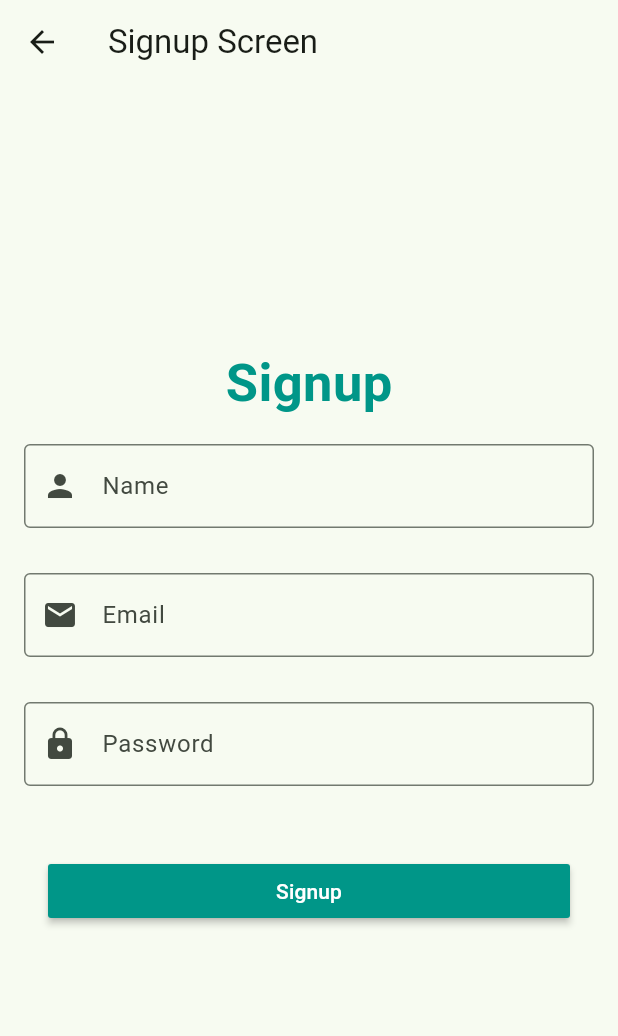
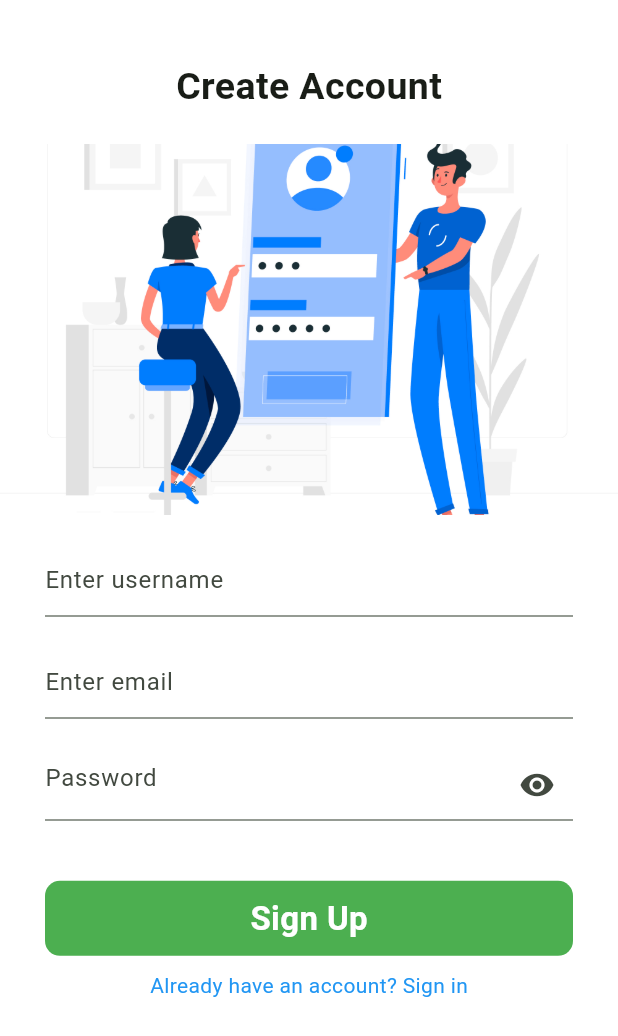
Before and after one commit to FatmaMoataz/finalProject-flutter, a Flutter app: the SignupScreen screen opened by its route, on a phone screen of 412 x 824 dp. Shown: the top 1036 px of the screen. Run offline on Flutter 3.47's test engine with Material 3 defaults, Android fonts, the phone set to English and light mode, and no system bars; our stand-ins replace image_picker, shared_preferences; accounts and stored records are empty.

Commit message:
updated ui in login, signup and splash screens

```diff
--- a/lib/authentication/signup/signup_model.dart
+++ b/lib/authentication/signup/signup_model.dart
@@ -34,6 +34,7 @@ class SignupModel with ChangeNotifier {
     notifyListeners();
 
     bool success = await LocalAuthService().saveUser(_name, _email, _password);
+
     _isLoading = false;
     _isLoggedIn = success;
     notifyListeners();
--- a/lib/authentication/signup/signup_screen.dart
+++ b/lib/authentication/signup/signup_screen.dart
@@ -1,6 +1,7 @@
 import 'package:flutter/material.dart';
+import 'package:provider/provider.dart';
+import 'package:task4/authentication/service.dart';
 import 'package:task4/authentication/signup/signup_model.dart';
-import 'package:provider/provider.dart';
 
 class SignupScreen extends StatefulWidget {
   const SignupScreen({super.key});
@@ -10,128 +11,192 @@ class SignupScreen extends StatefulWidget {
 }
 
 class _SignupScreenState extends State<SignupScreen> {
-  final GlobalKey<FormState> _formKey = GlobalKey<FormState>();
-  final TextEditingController _nameController = TextEditingController();
-  final TextEditingController _emailController = TextEditingController();
-  final TextEditingController _passwordController = TextEditingController();
+  final _formKey = GlobalKey<FormState>();
+  final _usernameController = TextEditingController();
+  final _emailController = TextEditingController();
+  final _passwordController = TextEditingController();
+  bool _obscurePassword = true;
+
+  @override
+  void dispose() {
+    _usernameController.dispose();
+    _emailController.dispose();
+    _passwordController.dispose();
+    super.dispose();
+  }
+
+  String? _validateName(String? value) {
+    if (value == null || value.isEmpty) {
+      return 'Please enter your name';
+    }
+    if (value.length < 3) {
+      return 'Name must be at least 3 characters';
+    }
+    return null;
+  }
+
+  String? _validateEmail(String? value) {
+    if (value == null || value.isEmpty) {
+      return 'Please enter an email';
+    }
+    final emailRegex = RegExp(r'^[\w-\.]+@([\w-]+\.)+[\w-]{2,4}$');
+    if (!emailRegex.hasMatch(value)) {
+      return 'Please enter a valid email';
+    }
+    return null;
+  }
+
+  String? _validatePassword(String? value) {
+    if (value == null || value.isEmpty) {
+      return 'Please enter a password';
+    }
+    if (value.length < 8) {
+      return 'Password must be at least 8 characters';
+    }
+    return null;
+  }
 
   @override
   Widget build(BuildContext context) {
+    final size = MediaQuery.of(context).size;
+
     return Scaffold(
-      appBar: AppBar(
-        title: const Text('Signup Screen'),
-      ),
-      body: Column(
-        mainAxisAlignment: MainAxisAlignment.center,
-        crossAxisAlignment: CrossAxisAlignment.center,
+      backgroundColor: Colors.white,
+      body: SingleChildScrollView(
+        child: Consumer<SignupModel>(
+          builder: (context, signupModel, child) => Form(
+            key: _formKey,
+            child: Column(
               children: [
-          const Text(
-            'Signup',
+                Container(
+                  margin: const EdgeInsets.only(top: 40),
+                  alignment: Alignment.center,
+                  child: const Text(
+                    "Create Account",
                     style: TextStyle(
-              fontSize: 35,
-              color: Colors.teal,
+                      fontSize: 25,
                       fontWeight: FontWeight.bold,
                     ),
                   ),
+                ),
+                const SizedBox(height: 20),
+                Container(
+                  height: size.height * 0.3,
+                  width: double.infinity,
+                  decoration: const BoxDecoration(
+                    image: DecorationImage(
+                      image: AssetImage("assets/login2.jpg"),
+                      fit: BoxFit.cover,
+                    ),
+                  ),
+                ),
+                const SizedBox(height: 20),
                 Padding(
-            padding: const EdgeInsets.all(16.0),
-            child: Form(
-              key: _formKey,
+                  padding: const EdgeInsets.symmetric(horizontal: 30),
                   child: Column(
                     children: [
                       TextFormField(
-                    controller: _nameController,
-                    keyboardType: TextInputType.name,
+                        controller: _usernameController,
                         decoration: const InputDecoration(
-                      labelText: 'Name',
-                      hintText: 'Enter name',
-                      prefixIcon: Icon(Icons.person),
-                      border: OutlineInputBorder(),
+                          hintText: "Enter username",
                         ),
-                    validator: (value) {
-                      return value!.isEmpty ? 'Please enter name' : null;
+                        validator: _validateName,
+                      ),
+                      const SizedBox(height: 20),
+                      TextFormField(
+                        controller: _emailController,
+                        decoration: const InputDecoration(
+                          hintText: "Enter email",
+                        ),
+                        validator: _validateEmail,
+                        keyboardType: TextInputType.emailAddress,
+                      ),
+                      const SizedBox(height: 20),
+                      TextFormField(
+                        controller: _passwordController,
+                        obscureText: _obscurePassword,
+                        decoration: InputDecoration(
+                          hintText: "Password",
+                          suffixIcon: IconButton(
+                            icon: Icon(
+                              _obscurePassword
+                                  ? Icons.visibility
+                                  : Icons.visibility_off,
+                            ),
+                            onPressed: () {
+                              setState(() {
+                                _obscurePassword = !_obscurePassword;
+                              });
                             },
                           ),
-                  const SizedBox(height: 30),
-                  TextFormField(
-                    controller: _emailController,
-                    keyboardType: TextInputType.emailAddress,
-                    decoration: const InputDecoration(
-                      labelText: 'Email',
-                      hintText: 'Enter email',
-                      prefixIcon: Icon(Icons.email),
-                      border: OutlineInputBorder(),
                         ),
-                    validator: (value) {
-                      return value!.isEmpty ? 'Please enter email' : null;
-                    },
+                        validator: _validatePassword,
                       ),
-                  const SizedBox(height: 30),
-                  TextFormField(
-                    controller: _passwordController,
-                    keyboardType: TextInputType.visiblePassword,
-                    obscureText: true,
-                    decoration: const InputDecoration(
-                      labelText: 'Password',
-                      hintText: 'Enter password',
-                      prefixIcon: Icon(Icons.lock),
-                      border: OutlineInputBorder(),
-                    ),
-                    validator: (value) {
-                      return value!.isEmpty ? 'Please enter password' : null;
-                    },
-                  ),
-                  const SizedBox(height: 30),
-                  Padding(
-                    padding: const EdgeInsets.all(16.0),
-                    child: Consumer<SignupModel>(
-                      builder: (context, signupModel, child) => MaterialButton(
-                        minWidth: double.infinity,
-                        onPressed: () async {
+                      const SizedBox(height: 20),
+                      signupModel.isLoading
+                          ? const CircularProgressIndicator()
+                          : GestureDetector(
+                              onTap: () async {
                                 if (_formKey.currentState!.validate()) {
-
-                            signupModel.setName(_nameController.text);
+                                  signupModel.setName(_usernameController.text);
                                   signupModel.setEmail(_emailController.text);
                                   signupModel.setPassword(_passwordController.text);
 
                                   await signupModel.signup();
 
-                            if (signupModel.isLoading) return;
-
-                            final message = signupModel.isLoading
-                                ? 'Processing...'
-                                : signupModel.isLoggedIn
-                                    ? 'Signup successful!'
-                                    : 'Signup failed!';
-
+                                  if (signupModel.isLoggedIn) {
+                                    Navigator.pushNamed(context, '/login');
+                                  } else {
                                     ScaffoldMessenger.of(context).showSnackBar(
-                              SnackBar(
-                                content: Text(message),
-                                backgroundColor: signupModel.isLoggedIn
-                                    ? Colors.green
-                                    : Colors.red,
+                                      const SnackBar(
+                                        content: Text('Signup failed, please try again.'),
+                                        backgroundColor: Colors.red,
                                       ),
                                     );
-                            if (signupModel.isLoggedIn) {
-                              Navigator.pushReplacementNamed(context, '/login');
                                   }
                                 }
                               },
-                        color: Colors.teal,
-                        textColor: Colors.white,
-                        child: signupModel.isLoading
-                            ? const CircularProgressIndicator(
+                              child: Container(
+                                margin: const EdgeInsets.only(top: 20),
+                                width: double.infinity,
+                                height: 50,
+                                decoration: BoxDecoration(
+                                  color: Colors.green.shade500,
+                                  borderRadius: BorderRadius.circular(10),
+                                ),
+                                child: const Center(
+                                  child: Text(
+                                    "Sign Up",
+                                    style: TextStyle(
+                                      fontSize: 22,
                                       color: Colors.white,
-                              )
-                            : const Text('Signup'),
+                                      fontWeight: FontWeight.bold,
                                     ),
+                                  ),
+                                ),
+                              ),
+                            ),
+                      const SizedBox(height: 10),
+                      GestureDetector(
+                        onTap: () {
+                          Navigator.pushNamed(context, '/login');
+                        },
+                        child: const Text(
+                          "Already have an account? Sign in",
+                          style: TextStyle(
+                            fontSize: 14,
+                            color: Colors.blue,
+                          ),
+                        ),
+                      ),
+                      const SizedBox(height: 30),
+                    ],
                   ),
                 ),
               ],
             ),
           ),
         ),
-        ],
       ),
     );
   }
--- a/lib/profile/profile_page/profile_page.dart
+++ b/lib/profile/profile_page/profile_page.dart
@@ -38,7 +38,7 @@ class _ProfilePageState extends State<ProfilePage> {
     return Scaffold(
       backgroundColor: isDarkMode ? Colors.grey[900] : Colors.white,
       appBar: AppBar(
-        backgroundColor: isDarkMode ? Colors.black : Colors.teal,
+        backgroundColor: isDarkMode ? Colors.black : Colors.blue,
         title: Row(
           mainAxisAlignment: MainAxisAlignment.spaceBetween,
           children: [
--- a/lib/splash/splash_screen.dart
+++ b/lib/splash/splash_screen.dart
@@ -35,7 +35,7 @@ Widget build(BuildContext context) {
     body: Container(
       decoration: const BoxDecoration(
         gradient: LinearGradient(
-          colors: [Colors.teal, Colors.blue],
+          colors: [Colors.blueAccent, Colors.lightBlueAccent],
           begin: Alignment.topLeft,
           end: Alignment.bottomRight,
         ),
@@ -44,7 +44,7 @@ Widget build(BuildContext context) {
         child: Column(
           mainAxisAlignment: MainAxisAlignment.center,
           children: const [
-            Icon(Icons.flash_on, size: 100, color: Colors.white),
+            Icon(Icons.keyboard_command_key_outlined, size: 100, color: Colors.white),
             SizedBox(height: 20),
             Text(
               'Welcome to MyApp',
```
Also changed, not shown: lib/authentication/login/login_model.dart (+14 -24 lines), lib/authentication/login/login_screen.dart (+117 -76 lines), assets/login2.jpg (added). Lines whose indentation alone changed are shown as unchanged.
